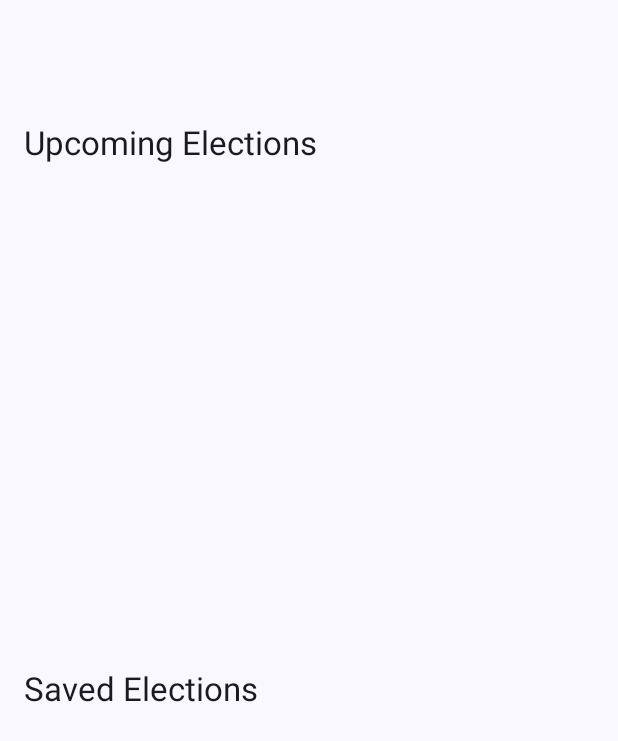
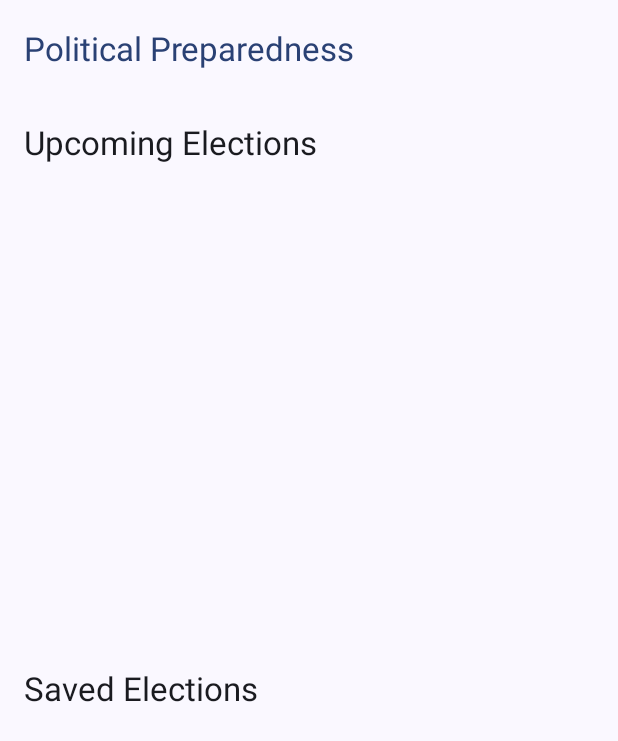
Before and after one commit to toe-lie/android-nanodegree-final, an Android app: the screen it shows after launch (MainActivity), on a phone screen of 412 x 824 dp. Shown: the top 741 px of the screen. Run offline under Robolectric (Android 15) with nearby library versions, the phone set to English and light mode, and no system bars; our stand-ins replace Dagger/Hilt's generated code, data binding, navigation-ui; libraries missing offline, so code that uses them is left out: com.chuckerteam.chucker, com.jakewharton.retrofit2; 4 statements that could not run were skipped.

Commit message:
Setup toolbar with navigation ui

```diff
--- a/app/build.gradle
+++ b/app/build.gradle
@@ -9,6 +9,7 @@ apply plugin: 'dagger.hilt.android.plugin'
 android {
     compileSdkVersion 32
     buildFeatures {
+        viewBinding true
         dataBinding true
     }
     defaultConfig {
--- a/app/src/main/AndroidManifest.xml
+++ b/app/src/main/AndroidManifest.xml
@@ -2,7 +2,7 @@
 <manifest xmlns:android="http://schemas.android.com/apk/res/android"
     package="com.example.android.politicalpreparedness">
 
-    <uses-permission android:name="android.permission.INTERNET"/>
+    <uses-permission android:name="android.permission.INTERNET" />
 
     <application
         android:name=".PoliticalPreparednessApp"
@@ -11,7 +11,7 @@
         android:label="@string/app_name"
         android:roundIcon="@mipmap/ic_launcher_round"
         android:supportsRtl="true"
-        android:theme="@style/AppTheme">
+        android:theme="@style/Theme.App">
         <activity
             android:name="com.example.android.politicalpreparedness.MainActivity"
             android:exported="true">
--- a/app/src/main/java/com/example/android/politicalpreparedness/MainActivity.kt
+++ b/app/src/main/java/com/example/android/politicalpreparedness/MainActivity.kt
@@ -2,12 +2,42 @@ package com.example.android.politicalpreparedness
 
 import android.os.Bundle
 import androidx.appcompat.app.AppCompatActivity
+import androidx.navigation.NavController
+import androidx.navigation.fragment.NavHostFragment
+import androidx.navigation.ui.AppBarConfiguration
+import androidx.navigation.ui.setupWithNavController
+import com.example.android.politicalpreparedness.databinding.ActivityMainBinding
+import com.google.android.material.appbar.MaterialToolbar
 import dagger.hilt.android.AndroidEntryPoint
 
 @AndroidEntryPoint
 class MainActivity : AppCompatActivity() {
+
+    private val navController by lazy { findNavController() }
+
+    private val appBarConfiguration by lazy {
+        AppBarConfiguration(
+            navGraph = navController.graph
+        )
+    }
+
+    private lateinit var binding: ActivityMainBinding
+
     override fun onCreate(savedInstanceState: Bundle?) {
         super.onCreate(savedInstanceState)
-        setContentView(R.layout.activity_main)
+        binding = ActivityMainBinding.inflate(layoutInflater)
+        setContentView(binding.root)
+
+        setupToolbar()
+    }
+
+    private fun setupToolbar() {
+        binding.toolbar.setupWithNavController(navController, appBarConfiguration)
+    }
+
+    private fun findNavController(): NavController {
+        val navHostFragment =
+            supportFragmentManager.findFragmentById(R.id.nav_host_fragment) as NavHostFragment
+        return navHostFragment.navController
     }
 }
--- a/app/src/main/java/com/example/android/politicalpreparedness/election/ElectionsViewModel.kt
+++ b/app/src/main/java/com/example/android/politicalpreparedness/election/ElectionsViewModel.kt
@@ -23,7 +23,7 @@ class ElectionsViewModel @Inject constructor(
     val uiState: StateFlow<ElectionsUiState> = _uiState.asStateFlow()
 
     init {
-        loadUpcomingElections()
+        // loadUpcomingElections()
     }
 
     private fun loadUpcomingElections() {
--- a/app/src/main/res/layout/activity_main.xml
+++ b/app/src/main/res/layout/activity_main.xml
@@ -1,9 +1,27 @@
 <?xml version="1.0" encoding="utf-8"?>
-<androidx.fragment.app.FragmentContainerView xmlns:android="http://schemas.android.com/apk/res/android"
+<androidx.coordinatorlayout.widget.CoordinatorLayout xmlns:android="http://schemas.android.com/apk/res/android"
     xmlns:app="http://schemas.android.com/apk/res-auto"
-    android:id="@+id/nav_host_fragment"
-    android:name="androidx.navigation.fragment.NavHostFragment"
     android:layout_width="match_parent"
-    android:layout_height="match_parent"
-    app:defaultNavHost="true"
-    app:navGraph="@navigation/nav_graph" />
+    android:layout_height="match_parent">
+
+    <com.google.android.material.appbar.AppBarLayout
+        android:layout_width="match_parent"
+        android:layout_height="wrap_content">
+
+        <com.google.android.material.appbar.MaterialToolbar
+            android:id="@+id/toolbar"
+            android:layout_width="match_parent"
+            android:layout_height="wrap_content" />
+
+    </com.google.android.material.appbar.AppBarLayout>
+
+    <androidx.fragment.app.FragmentContainerView
+        android:id="@+id/nav_host_fragment"
+        android:name="androidx.navigation.fragment.NavHostFragment"
+        android:layout_width="match_parent"
+        android:layout_height="match_parent"
+        app:defaultNavHost="true"
+        app:layout_behavior="@string/appbar_scrolling_view_behavior"
+        app:navGraph="@navigation/nav_graph" />
+
+</androidx.coordinatorlayout.widget.CoordinatorLayout>
--- a/app/src/main/res/layout/fragment_election.xml
+++ b/app/src/main/res/layout/fragment_election.xml
@@ -10,24 +10,9 @@
             type="com.example.android.politicalpreparedness.election.ElectionsViewModel" />
     </data>
 
-    <androidx.coordinatorlayout.widget.CoordinatorLayout
-        android:layout_width="match_parent"
-        android:layout_height="match_parent">
-
-        <com.google.android.material.appbar.AppBarLayout
-            android:layout_width="match_parent"
-            android:layout_height="wrap_content">
-
-            <com.google.android.material.appbar.MaterialToolbar
-                android:layout_width="match_parent"
-                android:layout_height="wrap_content" />
-
-        </com.google.android.material.appbar.AppBarLayout>
-
     <androidx.constraintlayout.widget.ConstraintLayout
         android:layout_width="match_parent"
         android:layout_height="match_parent"
-            app:layout_behavior="@string/appbar_scrolling_view_behavior"
         tools:context="com.example.android.politicalpreparedness.MainActivity">
 
         <androidx.constraintlayout.widget.Guideline
@@ -98,6 +83,4 @@
 
     </androidx.constraintlayout.widget.ConstraintLayout>
 
-
-    </androidx.coordinatorlayout.widget.CoordinatorLayout>
 </layout>
--- a/app/src/main/res/layout/view_holder_election.xml
+++ b/app/src/main/res/layout/view_holder_election.xml
@@ -15,6 +15,7 @@
     <androidx.constraintlayout.widget.ConstraintLayout
         android:layout_width="match_parent"
         android:layout_height="wrap_content"
+        android:background="?selectableItemBackground"
         android:minHeight="?listPreferredItemHeightSmall"
         android:paddingTop="@dimen/spacing_small"
         android:paddingBottom="@dimen/spacing_small">
--- a/app/src/main/res/navigation/nav_graph.xml
+++ b/app/src/main/res/navigation/nav_graph.xml
@@ -9,7 +9,7 @@
         android:id="@+id/launchFragment"
         android:name="com.example.android.politicalpreparedness.launch.LaunchFragment"
         android:label="fragment_launch"
-        tools:layout="@layout/fragment_launch" >
+        tools:layout="@layout/fragment_launch">
         <action
             android:id="@+id/action_launchFragment_to_electionsFragment"
             app:destination="@id/electionsFragment" />
@@ -36,5 +36,5 @@
     <fragment
         android:id="@+id/electionsFragment"
         android:name="com.example.android.politicalpreparedness.election.ElectionsFragment"
-        android:label="fragment_elections" />
+        android:label="@string/app_name" />
 </navigation>
--- a/app/src/main/res/values-night/themes.xml
+++ b/app/src/main/res/values-night/themes.xml
@@ -1,6 +1,6 @@
 <resources>
-
-    <style name="AppTheme" parent="Theme.Material3.Dark.NoActionBar">
+    <!--Top level DayNight theme to be used in AndroidManifest.xml-->
+    <style name="Theme.App" parent="Base.Theme.App">
         <item name="colorPrimary">@color/md_theme_dark_primary</item>
         <item name="colorOnPrimary">@color/md_theme_dark_onPrimary</item>
         <item name="colorPrimaryContainer">@color/md_theme_dark_primaryContainer</item>
--- a/app/src/main/res/values/styles.xml
+++ b/app/src/main/res/values/styles.xml
@@ -1,3 +1,10 @@
 <?xml version="1.0" encoding="utf-8"?>
 <resources>
+    <style name="Widget.App.Toolbar" parent="Widget.Material3.Toolbar.OnSurface">
+        <item name="materialThemeOverlay">@style/ThemeOverlay.App.Toolbar</item>
+    </style>
+    <style name="ThemeOverlay.App.Toolbar" parent="">
+        <item name="colorSurface">?colorPrimary</item>
+        <item name="colorOnSurface">?colorPrimaryDark</item>
+    </style>
 </resources>
--- a/app/src/main/res/values/themes.xml
+++ b/app/src/main/res/values/themes.xml
@@ -1,6 +1,6 @@
 <resources>
-
-    <style name="AppTheme" parent="Theme.Material3.Light.NoActionBar">
+    <!--Top level DayNight theme to be used in AndroidManifest.xml-->
+    <style name="Theme.App" parent="Base.Theme.App">
         <item name="colorPrimary">@color/md_theme_light_primary</item>
         <item name="colorOnPrimary">@color/md_theme_light_onPrimary</item>
         <item name="colorPrimaryContainer">@color/md_theme_light_primaryContainer</item>
@@ -26,8 +26,18 @@
         <item name="colorOutline">@color/md_theme_light_outline</item>
         <item name="colorOnSurfaceInverse">@color/md_theme_light_inverseOnSurface</item>
         <item name="colorSurfaceInverse">@color/md_theme_light_inverseSurface</item>
-<!--        <item name="colorInversePrimary">@color/md_theme_light_inversePrimary</item>-->
-<!--        <item name="colorShadow">@color/md_theme_light_shadow</item>-->
+        <!--        <item name="colorInversePrimary">@color/md_theme_light_inversePrimary</item>-->
+        <!--        <item name="colorShadow">@color/md_theme_light_shadow</item>-->
         <item name="colorPrimaryInverse">@color/md_theme_light_primaryInverse</item>
     </style>
+
+    <!--Base custom theme which will be shared between both light and dark theme variants-->
+    <style name="Base.Theme.App" parent="Base.Theme.MaterialThemeBuilder">
+        <item name="toolbarStyle">@style/Widget.App.Toolbar</item>
+    </style>
+
+    <style name="Base.Theme.MaterialThemeBuilder" parent="Theme.Material3.DayNight.NoActionBar">
+
+    </style>
+
 </resources>
```
Lines whose indentation alone changed are shown as unchanged.
